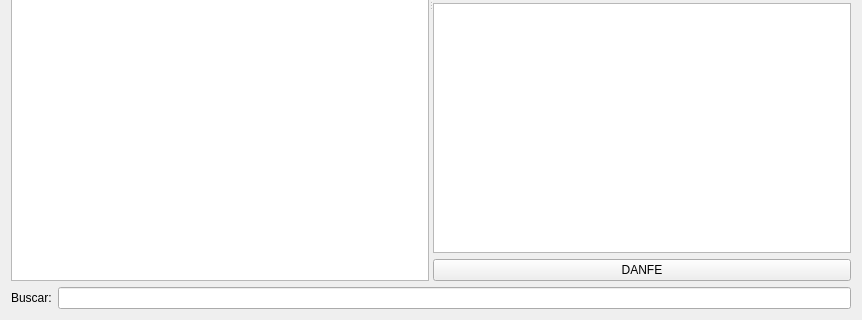
Before: the Qt Designer form ui/widgetcompraoc.ui in darktorres/ERP-STACCATO, drawn with Qt 5; both pictures show x 0 to 862 and y 293 to 613 of the 862 by 613 pixel window.
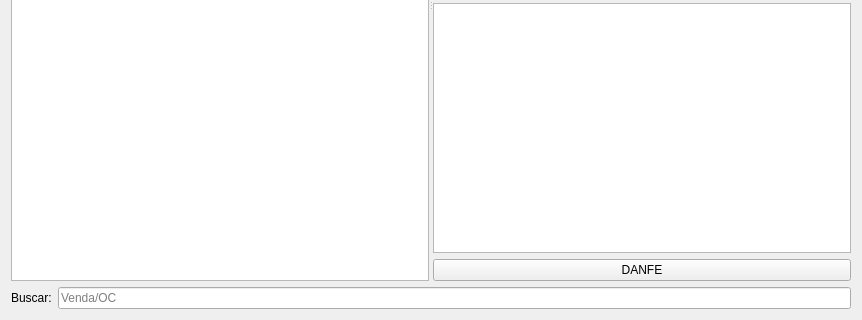
After: the same form once the commit is applied. Custom widgets are drawn as their Qt base class.

The edit to the form file:
```diff
--- a/ui/widgetcompraoc.ui
+++ b/ui/widgetcompraoc.ui
@@ -15,7 +15,11 @@
   </property>
   <layout class="QGridLayout" name="gridLayout_2">
    <item row="1" column="1">
-    <widget class="QLineEdit" name="lineEditBusca"/>
+    <widget class="QLineEdit" name="lineEditBusca">
+     <property name="placeholderText">
+      <string>Venda/OC</string>
+     </property>
+    </widget>
    </item>
    <item row="1" column="0">
     <widget class="QLabel" name="label">
```
